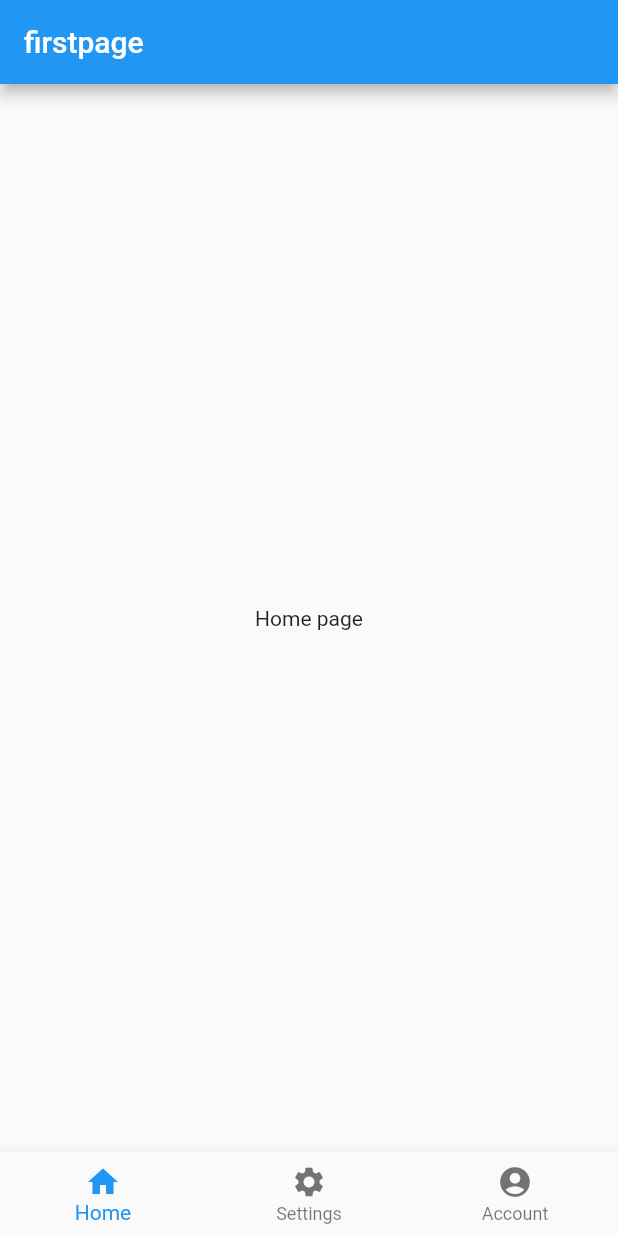
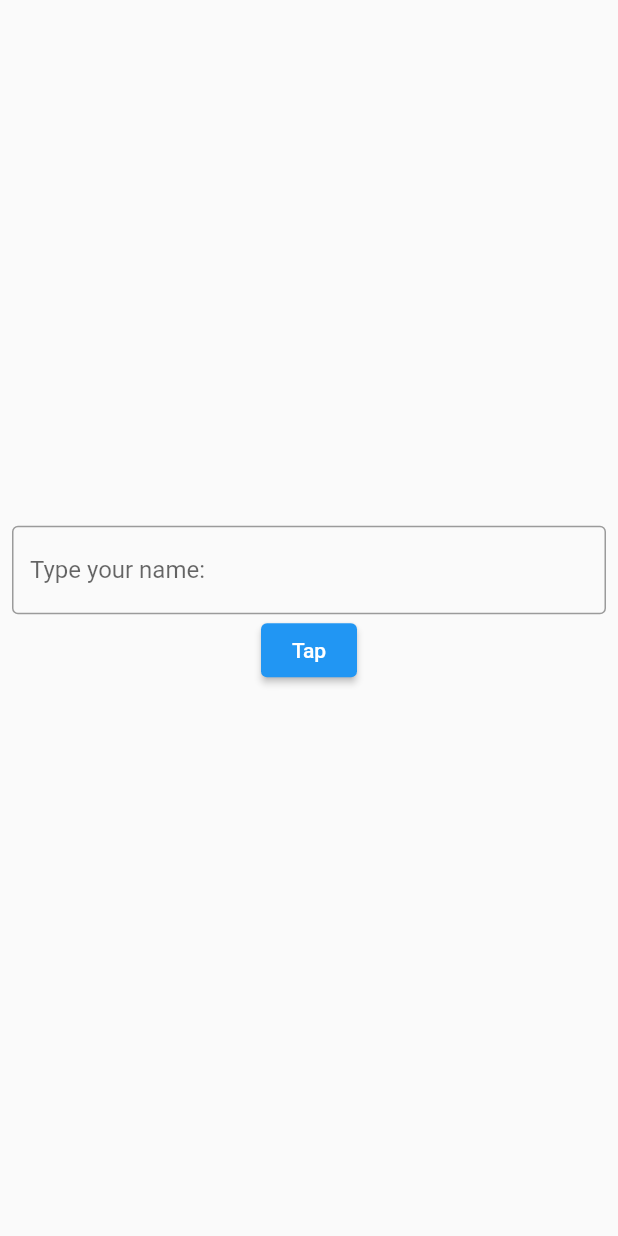
Before and after one commit to ChandulaJ/FlutterToDoList, a Flutter app: the screen it shows after launch, on a phone screen of 412 x 824 dp. Run offline on Flutter 3.47's test engine with Material 2 defaults, Android fonts, the phone set to English and light mode, and no system bars.

Commit message:
user input capture

```diff
--- a/flutterlearn/lib/main.dart
+++ b/flutterlearn/lib/main.dart
@@ -1,8 +1,5 @@
 import 'package:flutter/material.dart';
-import 'package:flutterlearn/pages/firstpage.dart';
-import 'package:flutterlearn/pages/home_page.dart';
-import 'package:flutterlearn/pages/profilepage.dart';
-import 'package:flutterlearn/pages/settings_page.dart';
+import 'package:flutterlearn/pages/todopage.dart';
 
 void main() {
   runApp(const MyApp());
@@ -13,13 +10,6 @@ class MyApp extends StatelessWidget {
 
   @override
   Widget build(BuildContext context) {
-    return MaterialApp(
-      home: Firstpage(),
-      routes: {
-        '/settingspage': (context) => SettingsPage(),
-        '/homepage': (context) => HomePage(),
-        '/firstpage': (context) => Firstpage(),
-      },
-    );
+    return MaterialApp(debugShowCheckedModeBanner: false, home: ToDoPage());
   }
 }
--- a/flutterlearn/lib/pages/firstpage.dart
+++ /dev/null
@@ -1,55 +0,0 @@
-import 'package:flutter/material.dart';
-import 'package:flutterlearn/pages/home_page.dart';
-import 'package:flutterlearn/pages/profilepage.dart';
-import 'package:flutterlearn/pages/settings_page.dart';
-
-class Firstpage extends StatefulWidget {
-  Firstpage({super.key});
-
-  @override
-  State<Firstpage> createState() => _FirstpageState();
-}
-
-class _FirstpageState extends State<Firstpage> {
-  void _navigateBottomBar(int index) {
-    setState(() {
-      _selected_index = index;
-    });
-  }
-
-  int _selected_index = 0;
-
-  final List pages = [
-    HomePage(),
-    SettingsPage(),
-    ProfilePage(),
-  ];
-
-  @override
-  Widget build(BuildContext context) {
-    return Scaffold(
-      appBar: AppBar(
-        title: Text("firstpage"),
-      ),
-      body: pages[_selected_index],
-      bottomNavigationBar: BottomNavigationBar(
-        currentIndex: _selected_index,
-        onTap: _navigateBottomBar,
-        items: const [
-          BottomNavigationBarItem(
-            icon: Icon(Icons.home),
-            label: 'Home',
-          ),
-          BottomNavigationBarItem(
-            icon: Icon(Icons.settings),
-            label: 'Settings',
-          ),
-          BottomNavigationBarItem(
-            icon: Icon(Icons.account_circle),
-            label: 'Account',
-          ),
-        ],
-      ),
-    );
-  }
-}
--- a/flutterlearn/lib/pages/home_page.dart
+++ /dev/null
@@ -1,12 +0,0 @@
-import 'package:flutter/material.dart';
-
-class HomePage extends StatelessWidget {
-  const HomePage({super.key});
-
-  @override
-  Widget build(BuildContext context) {
-    return Scaffold(
-      body: Center(child: Text("Home page")),
-    );
-  }
-}
--- a/flutterlearn/lib/pages/profilepage.dart
+++ /dev/null
@@ -1,13 +0,0 @@
-import 'package:flutter/material.dart';
-
-class ProfilePage extends StatelessWidget {
-  const ProfilePage({super.key});
-
-  @override
-  Widget build(BuildContext context) {
-    return Scaffold(
-        body: Center(
-      child: Text("Profile page"),
-    ));
-  }
-}
--- a/flutterlearn/lib/pages/settings_page.dart
+++ /dev/null
@@ -1,12 +0,0 @@
-import 'package:flutter/material.dart';
-
-class SettingsPage extends StatelessWidget {
-  const SettingsPage({super.key});
-
-  @override
-  Widget build(BuildContext context) {
-    return Scaffold(
-      body: Center(child: Text("Settings page")),
-    );
-  }
-}
--- /dev/null
+++ b/flutterlearn/lib/pages/todopage.dart
@@ -0,0 +1,45 @@
+import 'package:flutter/material.dart';
+
+class ToDoPage extends StatefulWidget {
+  const ToDoPage({super.key});
+
+  @override
+  State<ToDoPage> createState() => _ToDoPageState();
+}
+
+class _ToDoPageState extends State<ToDoPage> {
+  //text editing controller
+  TextEditingController myController = TextEditingController();
+  String greetingMessage = "";
+
+  //greet user mtd
+  void greetUser() {
+    setState(() {
+      greetingMessage = "Hello, " + myController.text;
+    });
+  }
+
+  @override
+  Widget build(BuildContext context) {
+    return Scaffold(
+        body: Center(
+      child: Padding(
+        padding: const EdgeInsets.all(8.0),
+        child: Column(
+          mainAxisAlignment: MainAxisAlignment.center,
+          children: [
+            TextField(
+              controller: myController,
+              decoration: InputDecoration(
+                border: OutlineInputBorder(),
+                hintText: "Type your name: ",
+              ),
+            ),
+            ElevatedButton(onPressed: greetUser, child: Text("Tap")),
+            Text(greetingMessage)
+          ],
+        ),
+      ),
+    ));
+  }
+}
```
